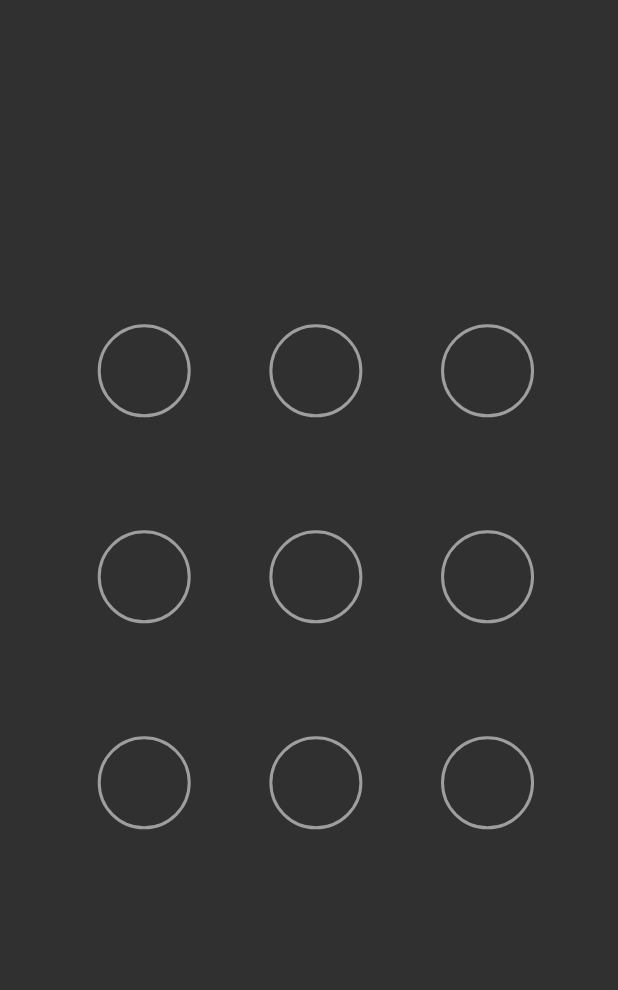
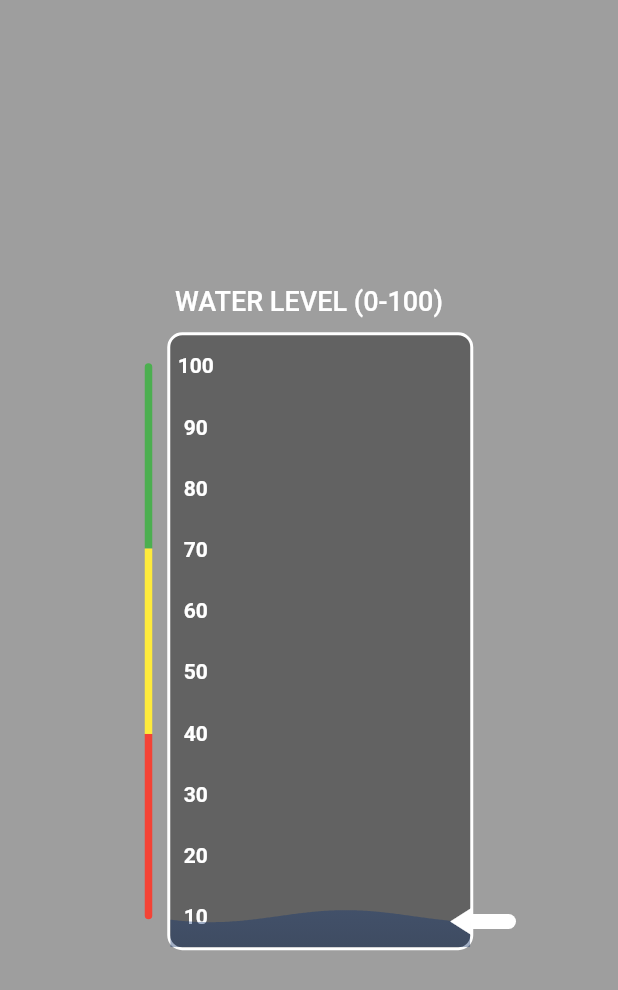
Before and after one commit to cscoderr/flutter_advance, a Flutter app: the screen it shows after launch, on a phone screen of 412 x 824 dp. Shown: the top 990 px of the screen. Run offline on Flutter 3.47's test engine with Material 2 defaults, Android fonts, the phone set to English and light mode, and no system bars.

Commit message:
feat: add water wave animation

```diff
--- a/lib/main.dart
+++ b/lib/main.dart
@@ -1,4 +1,4 @@
-import 'package:animation_playground/phone_pattern.dart';
+import 'package:animation_playground/water_wave_animation/water_wave_animation_page.dart';
 import 'package:flutter/material.dart';
 
 void main() {
@@ -15,7 +15,7 @@
       debugShowCheckedModeBanner: false,
       title: 'Flutter Advance',
       theme: ThemeData.dark(),
-      home: const PhonePatternPage(),
+      home: const WaterWaveAnimationPage(),
     );
   }
 }
--- /dev/null
+++ b/lib/water_wave_animation/water_wave_animation_page.dart
@@ -0,0 +1,127 @@
+import 'package:animation_playground/water_wave_animation/wave_animation_controller.dart';
+import 'package:animation_playground/water_wave_animation/wave_slide_icon.dart';
+import 'package:flutter/material.dart';
+
+class WaterWaveAnimationPage extends StatefulWidget {
+  const WaterWaveAnimationPage({super.key});
+
+  @override
+  State<WaterWaveAnimationPage> createState() => _WaterWaveAnimationPageState();
+}
+
+class _WaterWaveAnimationPageState extends State<WaterWaveAnimationPage> {
+  double height = 0.47;
+  final double min = 0.47;
+  final double max = 0.02;
+
+  void _increaseHeight() {
+    setState(() {
+      height <= max ? max : height -= 0.003;
+    });
+  }
+
+  void _decreaseHeight() {
+    setState(() {
+      height >= min ? min : height += 0.003;
+    });
+  }
+
+  @override
+  Widget build(BuildContext context) {
+    return Scaffold(
+      backgroundColor: Colors.black38,
+      body: SafeArea(
+        child: Center(
+          child: Column(
+            mainAxisSize: MainAxisSize.min,
+            children: [
+              const Text(
+                'WATER LEVEL (0-100)',
+                style: TextStyle(
+                  fontSize: 18,
+                  color: Colors.white,
+                  fontWeight: FontWeight.w500,
+                ),
+              ),
+              const SizedBox(height: 10),
+              Stack(
+                children: [
+                  Row(
+                    crossAxisAlignment: CrossAxisAlignment.center,
+                    mainAxisAlignment: MainAxisAlignment.center,
+                    children: [
+                      Padding(
+                        padding: const EdgeInsets.only(right: 10),
+                        child: SizedBox(
+                          height:
+                              (MediaQuery.of(context).size.height * 0.5) * 0.9,
+                          width: 5,
+                          child: Column(
+                            children: [
+                              Expanded(
+                                child: Container(
+                                  decoration: const BoxDecoration(
+                                    color: Colors.green,
+                                    borderRadius: BorderRadius.only(
+                                      topLeft: Radius.circular(50),
+                                      topRight: Radius.circular(50),
+                                    ),
+                                  ),
+                                ),
+                              ),
+                              Expanded(
+                                child: Container(
+                                  decoration: const BoxDecoration(
+                                    color: Colors.yellow,
+                                  ),
+                                ),
+                              ),
+                              Expanded(
+                                child: Container(
+                                  decoration: const BoxDecoration(
+                                    color: Colors.red,
+                                    borderRadius: BorderRadius.only(
+                                      bottomLeft: Radius.circular(50),
+                                      bottomRight: Radius.circular(50),
+                                    ),
+                                  ),
+                                ),
+                              ),
+                            ],
+                          ),
+                        ),
+                      ),
+                      WaveAnimationContainer(
+                        height: MediaQuery.of(context).size.height * height,
+                        seconds: height <= (min / 2) ? 1000 : 1500,
+                        colors: const [
+                          Colors.blue,
+                          Colors.blueAccent,
+                          Color.fromARGB(255, 5, 39, 97),
+                        ],
+                      ),
+                    ],
+                  ),
+                  Positioned(
+                    left: (MediaQuery.of(context).size.width / 2) + 88,
+                    top: (MediaQuery.of(context).size.height - 20) * height,
+                    child: GestureDetector(
+                      onVerticalDragUpdate: (details) {
+                        if (details.delta.dy > 0) {
+                          _decreaseHeight();
+                        } else {
+                          _increaseHeight();
+                        }
+                      },
+                      child: const WaveSlideIcon(),
+                    ),
+                  ),
+                ],
+              ),
+            ],
+          ),
+        ),
+      ),
+    );
+  }
+}
--- /dev/null
+++ b/lib/water_wave_animation/wave_animation_controller.dart
@@ -0,0 +1,148 @@
+import 'package:animation_playground/water_wave_animation/wave_clipper.dart';
+import 'package:flutter/material.dart';
+import 'dart:math' as math;
+
+class WaveAnimationContainer extends StatefulWidget {
+  const WaveAnimationContainer(
+      {super.key,
+      required this.colors,
+      required this.height,
+      this.seconds = 2000,
+      this.width = 200});
+
+  final List<Color> colors;
+  final double height;
+  final double width;
+  final int seconds;
+
+  @override
+  State<WaveAnimationContainer> createState() => _WaveAnimationContainerState();
+}
+
+class _WaveAnimationContainerState extends State<WaveAnimationContainer>
+    with SingleTickerProviderStateMixin {
+  late AnimationController _controller;
+  final List<Offset> _points = [];
+
+  final int waveSinWidth = 2;
+  final int waveHeight = 4;
+
+  @override
+  void initState() {
+    super.initState();
+
+    _controller = AnimationController(
+      vsync: this,
+      duration: const Duration(milliseconds: 1500),
+    )
+      ..forward()
+      ..repeat();
+
+    _controller.addListener(() {
+      _points.clear();
+      for (int i = 0; i <= widget.width; i++) {
+        _points.add(
+          Offset(
+              i.toDouble(),
+              math.sin(((_controller.value * 360 - i) % 360 * (math.pi / 180)) *
+                          waveSinWidth) *
+                      waveHeight +
+                  widget.height),
+        );
+      }
+    });
+  }
+
+  @override
+  void didUpdateWidget(covariant WaveAnimationContainer oldWidget) {
+    super.didUpdateWidget(oldWidget);
+    print(widget.seconds);
+    if (widget.seconds != oldWidget.seconds) {
+      _controller.duration = Duration(milliseconds: widget.seconds);
+      if (_controller.isAnimating) {
+        _controller
+          ..forward()
+          ..repeat();
+      }
+    }
+  }
+
+  @override
+  void dispose() {
+    _controller.dispose();
+    super.dispose();
+  }
+
+  @override
+  Widget build(BuildContext context) {
+    return Container(
+      height: MediaQuery.of(context).size.height * 0.5,
+      decoration: BoxDecoration(
+        color: Colors.black38,
+        border: Border.all(
+          color: Colors.white,
+          width: 2,
+        ),
+        borderRadius: BorderRadius.circular(10),
+      ),
+      child: Stack(
+        children: [
+          SizedBox(
+            height: (MediaQuery.of(context).size.height * 0.5),
+            child: Column(
+              crossAxisAlignment: CrossAxisAlignment.center,
+              mainAxisAlignment: MainAxisAlignment.center,
+              children: List.generate(
+                100,
+                (index) => ((index + 1) % 10 == 0)
+                    ? Expanded(
+                        child: Center(
+                          child: Padding(
+                            padding: const EdgeInsets.only(left: 5),
+                            child: Text(
+                              '${index + 1}',
+                              overflow: TextOverflow.visible,
+                              style: const TextStyle(
+                                fontSize: 14,
+                                color: Colors.white,
+                                fontWeight: FontWeight.bold,
+                              ),
+                            ),
+                          ),
+                        ),
+                      )
+                    : const SizedBox.shrink(),
+              ).reversed.toList(),
+            ),
+          ),
+          AnimatedBuilder(
+            animation: _controller.drive(
+              CurveTween(curve: Curves.easeInOut),
+            ),
+            builder: (context, child) {
+              return ClipPath(
+                clipper: WaveClipper(
+                  points: _points,
+                ),
+                child: AnimatedContainer(
+                  duration: const Duration(milliseconds: 500),
+                  height: MediaQuery.of(context).size.height * 0.5,
+                  width: widget.width,
+                  decoration: BoxDecoration(
+                    color: Colors.black38,
+                    gradient: LinearGradient(
+                      begin: Alignment.topCenter,
+                      end: Alignment.bottomCenter,
+                      colors: widget.colors,
+                      // stops: [0.0, 0.3, 0.6],
+                    ),
+                  ),
+                ),
+              );
+            },
+          ),
+        ],
+      ),
+    );
+  }
+}
--- /dev/null
+++ b/lib/water_wave_animation/wave_clipper.dart
@@ -0,0 +1,17 @@
+import 'package:flutter/material.dart';
+
+class WaveClipper extends CustomClipper<Path> {
+  WaveClipper({required this.points});
+  final List<Offset> points;
+  @override
+  Path getClip(Size size) {
+    final path = Path();
+    path.addPolygon(points, false);
+    path.lineTo(size.width, size.height);
+    path.lineTo(0, size.height);
+    return path;
+  }
+
+  @override
+  bool shouldReclip(CustomClipper<Path> oldClipper) => true;
+}
--- /dev/null
+++ b/lib/water_wave_animation/wave_slide_icon.dart
@@ -0,0 +1,49 @@
+import 'dart:math';
+
+import 'package:flutter/material.dart';
+
+class WaveSlideIcon extends StatelessWidget {
+  const WaveSlideIcon({
+    super.key,
+  });
+
+  @override
+  Widget build(BuildContext context) {
+    return SizedBox(
+      height: 30,
+      width: 60,
+      child: Stack(
+        children: [
+          Positioned(
+            top: 2,
+            bottom: 0,
+            left: 0,
+            child: Transform.rotate(
+              angle: (180 * pi) / 180,
+              child: const Icon(
+                Icons.play_arrow,
+                size: 30,
+                color: Colors.white,
+              ),
+            ),
+          ),
+          Positioned(
+            left: 20,
+            top: 10,
+            bottom: 10,
+            child: Container(
+              width: 30,
+              decoration: const BoxDecoration(
+                color: Colors.white,
+                borderRadius: BorderRadius.only(
+                  topRight: Radius.circular(10),
+                  bottomRight: Radius.circular(10),
+                ),
+              ),
+            ),
+          ),
+        ],
+      ),
+    );
+  }
+}
```
Also changed, not shown: pubspec.lock.
